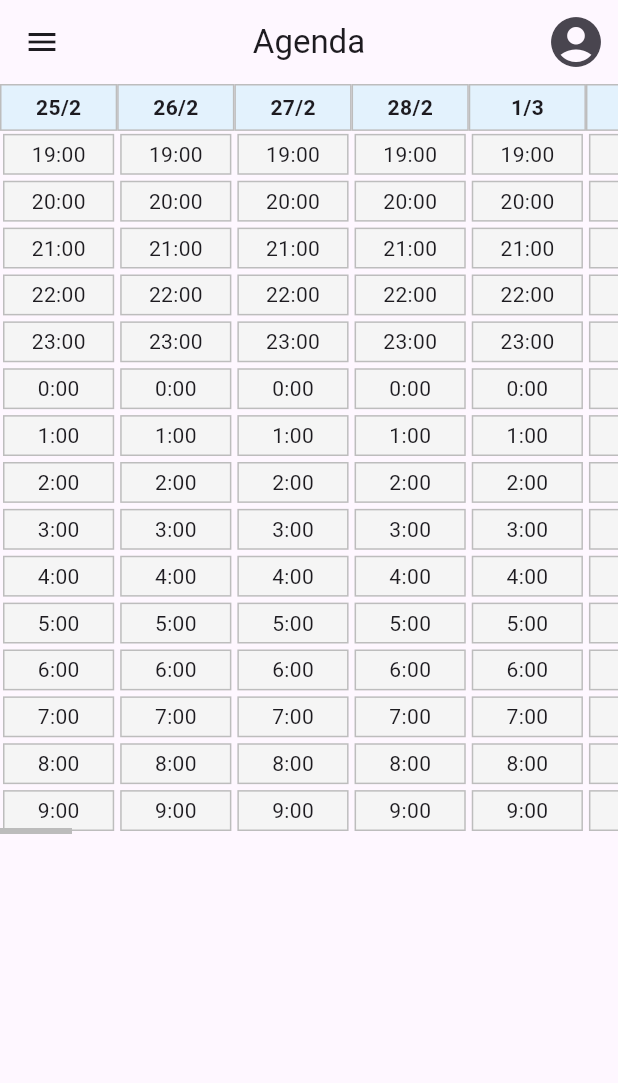
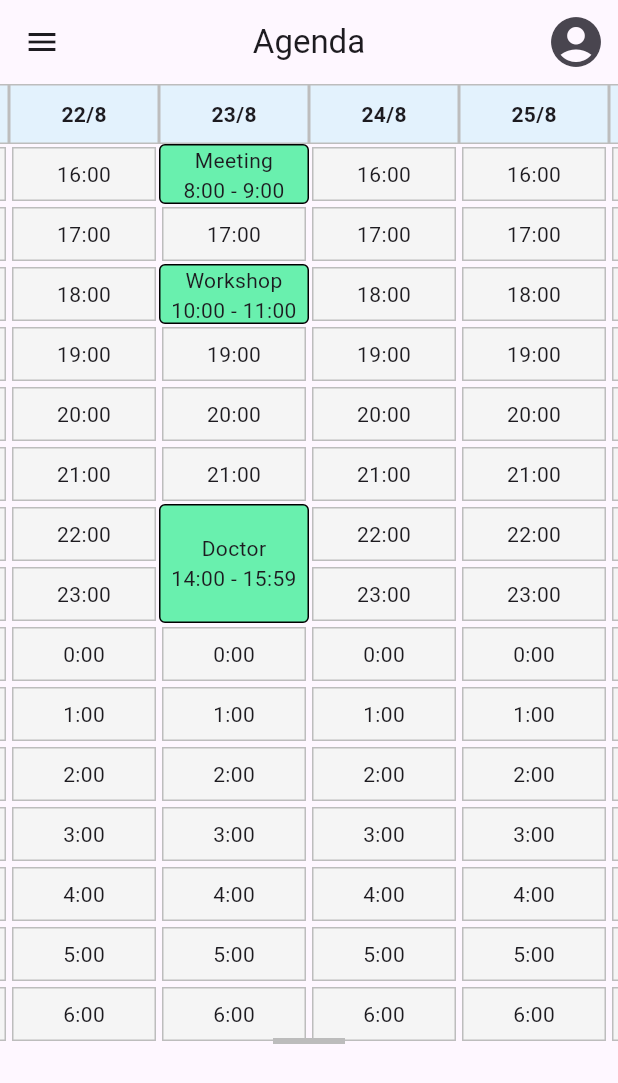
Before and after one commit to JorgeKloster/sistema_clinica, a Flutter app: the BasePage screen opened directly, on a phone screen of 412 x 824 dp. Shown: the top 1083 px of the screen. Run offline on Flutter 3.47's test engine with Material 3 defaults, Android fonts, the phone set to English and light mode, and no system bars.

Commit message:
agendamentos sobrepondo o grid

```diff
--- a/lib/widgets/schedule_grid.dart
+++ b/lib/widgets/schedule_grid.dart
@@ -11,9 +11,9 @@ class ScheduleGrid extends StatefulWidget {
 
 class _ScheduleGridState extends State<ScheduleGrid> {
   final DateTime actualDateTime = DateTime.now();
-  double columnWidth = 120;
+  double columnWidth = 100;
   int hoursPerDay = 16;
-  int totalDays = 360;
+  int totalDays = 90;
   final ScrollController _scrollController = ScrollController();
 
   // Example appointments
@@ -22,9 +22,9 @@ class _ScheduleGridState extends State<ScheduleGrid> {
       id: 1,
       patientId: 1,
       doctorId: 1,
-      date: DateTime(2026, 8, 17),
-      startTime: DateTime(2026, 8, 17, 8),
-      endTime: DateTime(2026, 8, 17, 9),
+      date: DateTime(2026, 8, 23),
+      startTime: DateTime(2026, 8, 23, 8),
+      endTime: DateTime(2026, 8, 23, 9),
       type: "Meeting",
       notes: "",
     ),
@@ -32,9 +32,9 @@ class _ScheduleGridState extends State<ScheduleGrid> {
       id: 2,
       patientId: 2,
       doctorId: 2,
-      date: DateTime(2026, 8, 17),
-      startTime: DateTime(2026, 8, 17, 10),
-      endTime: DateTime(2026, 8, 17, 11),
+      date: DateTime(2026, 8, 23),
+      startTime: DateTime(2026, 8, 23, 10),
+      endTime: DateTime(2026, 8, 23, 11),
       type: "Workshop",
       notes: "",
     ),
@@ -42,35 +42,56 @@ class _ScheduleGridState extends State<ScheduleGrid> {
       id: 3,
       patientId: 3,
       doctorId: 3,
-      date: DateTime(2026, 8, 17),
-      startTime: DateTime(2026, 8, 17, 14),
-      endTime: DateTime(2026, 8, 17, 15),
+      date: DateTime(2026, 8, 23),
+      startTime: DateTime(2026, 8, 23, 14),
+      endTime: DateTime(2026, 8, 23, 15, 59),
       type: "Doctor",
       notes: "",
     ),
   ];
 
-  void _updateWidth(double delta) {
-    setState(() {
-      columnWidth = (columnWidth + delta).clamp(60, 200);
-      // 👆 smooth limits
+  @override
+  void initState() {
+    super.initState();
+    WidgetsBinding.instance.addPostFrameCallback((_) {
+      // pick the date you want to center on
+      final DateTime targetDate = actualDateTime;
+
+      // scheduleStartTime must match your grid start
+      final DateTime scheduleStartTime = actualDateTime.subtract(
+        const Duration(days: 45),
+      );
+
+      // how many days from grid start to target
+      final int dayOffset = targetDate.difference(scheduleStartTime).inDays;
+
+      // raw position in pixels
+      final double targetPosition = dayOffset * columnWidth;
+
+      // center it by subtracting half the viewport width
+      final double viewportWidth = MediaQuery.of(context).size.width;
+      final double centeredPosition = (targetPosition - viewportWidth / 2)
+          .clamp(
+            _scrollController.position.minScrollExtent,
+            _scrollController.position.maxScrollExtent,
+          );
+
+      if (_scrollController.hasClients) {
+        _scrollController.jumpTo(centeredPosition);
+      }
     });
   }
 
   @override
   Widget build(BuildContext context) {
     DateTime scheduleStartTime = actualDateTime.subtract(
-      const Duration(days: 180),
+      const Duration(days: 45),
     );
 
     return SizedBox(
-      width: 1000,
-      height: 500,
+      width: totalDays * columnWidth,
+      height: hoursPerDay * 40,
       child: GestureDetector(
-        onScaleUpdate: (details) {
-          // pinch zoom on touch
-          _updateWidth((details.scale - 1) * 10);
-        },
         onHorizontalDragUpdate:
             (details) => _scrollController.jumpTo(
               _scrollController.offset - details.delta.dx,
@@ -78,48 +99,63 @@ class _ScheduleGridState extends State<ScheduleGrid> {
         child: Listener(
           onPointerSignal: (event) {
             if (event is PointerScrollEvent) {
-              // mouse wheel scroll
-              _updateWidth(event.scrollDelta.dy * 0.2);
+              _scrollController.jumpTo(
+                _scrollController.offset + event.scrollDelta.dy * 0.4,
+              );
             }
           },
           child: Scrollbar(
             controller: _scrollController, // 👈 add a controller
             thumbVisibility: true, // 👈 always show scrollbar
+            child: CustomScrollView(
+              controller: _scrollController,
+              scrollDirection: Axis.horizontal,
+              slivers: [
+                SliverToBoxAdapter(
+                  child: SizedBox(
+                    // 👇 give the stack the same size as the grid
+                    width: totalDays * columnWidth,
+                    height: hoursPerDay * 40,
                     child: Stack(
                       children: [
+                        // Background grid
                         GridView.builder(
-                  controller: _scrollController,
+                          shrinkWrap: true,
                           scrollDirection: Axis.horizontal,
-                  gridDelegate: SliverGridDelegateWithFixedCrossAxisCount(
-                    crossAxisCount: hoursPerDay, // rows = hours
-                    childAspectRatio: columnWidth / 300, // width vs height
+                          physics: const NeverScrollableScrollPhysics(),
+                          gridDelegate:
+                              SliverGridDelegateWithFixedCrossAxisCount(
+                                crossAxisCount: hoursPerDay,
+                                childAspectRatio: 40 / columnWidth,
                               ),
                           itemCount: totalDays * hoursPerDay,
                           itemBuilder: (context, index) {
                             int dayOffset = index ~/ hoursPerDay;
                             int hourOffset = index % hoursPerDay;
                             final cellDateTime = scheduleStartTime.add(
-                      Duration(days: dayOffset, hours: hourOffset + 8),
+                              Duration(days: dayOffset, hours: hourOffset + 5),
                             );
 
                             if (hourOffset == 0) {
-                      // Date header at top of each column
                               return Container(
                                 width: columnWidth,
                                 height: 40,
                                 alignment: Alignment.center,
                                 decoration: BoxDecoration(
-                          border: Border.all(color: Colors.grey.shade400),
+                                  border: Border.all(
+                                    color: Colors.grey.shade400,
+                                  ),
                                   color: Colors.blue.shade50,
                                 ),
                                 child: Text(
                                   "${cellDateTime.day}/${cellDateTime.month}",
-                          style: const TextStyle(fontWeight: FontWeight.bold),
+                                  style: const TextStyle(
+                                    fontWeight: FontWeight.bold,
+                                  ),
                                 ),
                               );
                             }
 
-                    // Hour cells
                             return Container(
                               width: columnWidth,
                               height: 40,
@@ -128,30 +164,48 @@ class _ScheduleGridState extends State<ScheduleGrid> {
                                 border: Border.all(color: Colors.grey.shade400),
                                 color: Colors.grey.shade100,
                               ),
-                      child: Center(child: Text("${cellDateTime.hour}:00")),
+                              child: Center(
+                                child: Text("${cellDateTime.hour}:00"),
+                              ),
                             );
                           },
                         ),
+
                         // Foreground appointments
                         for (final appointment in appointments)
                           Positioned(
                             left:
-                        appointment.date.difference(scheduleStartTime).inDays *
+                                (appointment.date
+                                        .difference(scheduleStartTime)
+                                        .inDays +
+                                    1) *
                                 columnWidth,
-                    top: (appointment.startTime.hour - 8) * 40,
+                            top:
+                                (appointment.startTime.hour - 7) * 40 +
+                                (appointment.startTime.minute / 60) * 40,
                             width: columnWidth,
                             height:
                                 appointment.endTime
                                     .difference(appointment.startTime)
-                            .inHours *
+                                    .inMinutes /
+                                60 *
                                 40,
                             child: Container(
                               decoration: BoxDecoration(
-                        color: Colors.green.shade200,
-                        borderRadius: BorderRadius.circular(6),
+                                color: Colors.greenAccent,
                                 border: Border.all(color: Colors.black),
+                                borderRadius: BorderRadius.circular(4),
                               ),
-                      child: Center(child: Text(appointment.type)),
+                              child: Center(
+                                child: Text(
+                                  "${appointment.type}\n${appointment.startTime.hour}:${appointment.startTime.minute.toString().padLeft(2, '0')} - ${appointment.endTime.hour}:${appointment.endTime.minute.toString().padLeft(2, '0')}",
+                                  textAlign: TextAlign.center,
+                                ),
+                              ),
+                            ),
+                          ),
+                      ],
+                    ),
                   ),
                 ),
               ],
```
Also changed, not shown: lib/pages/common/schedule_page copy.dart (deleted, +0 -49 lines). Lines whose indentation alone changed are shown as unchanged.
